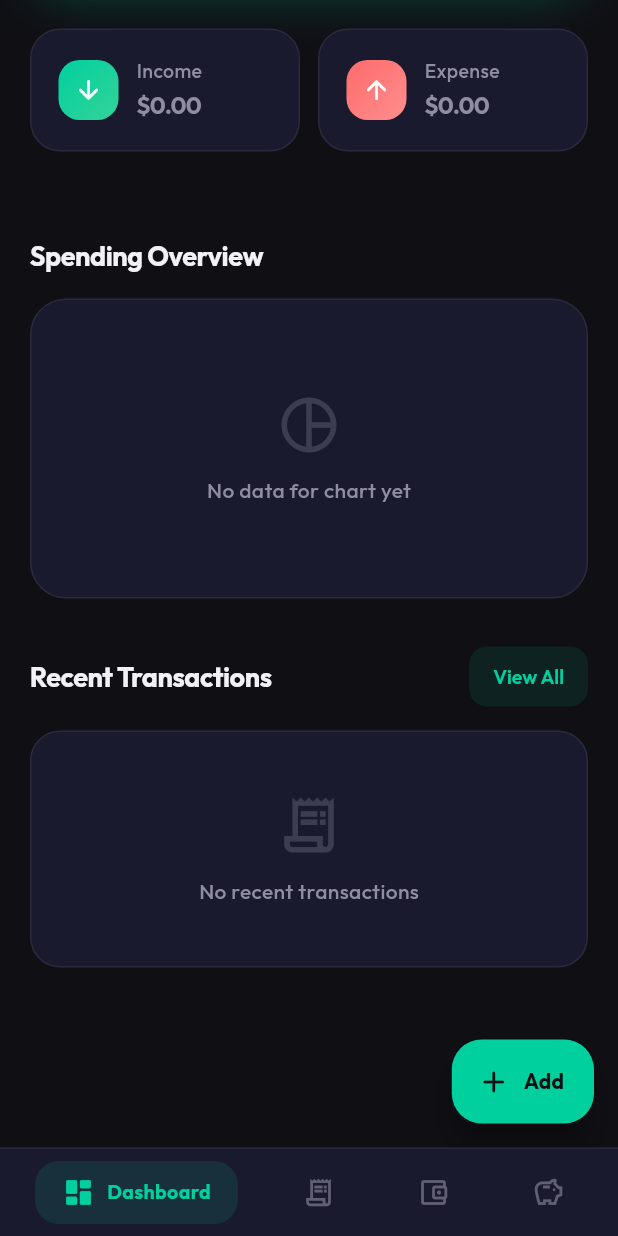
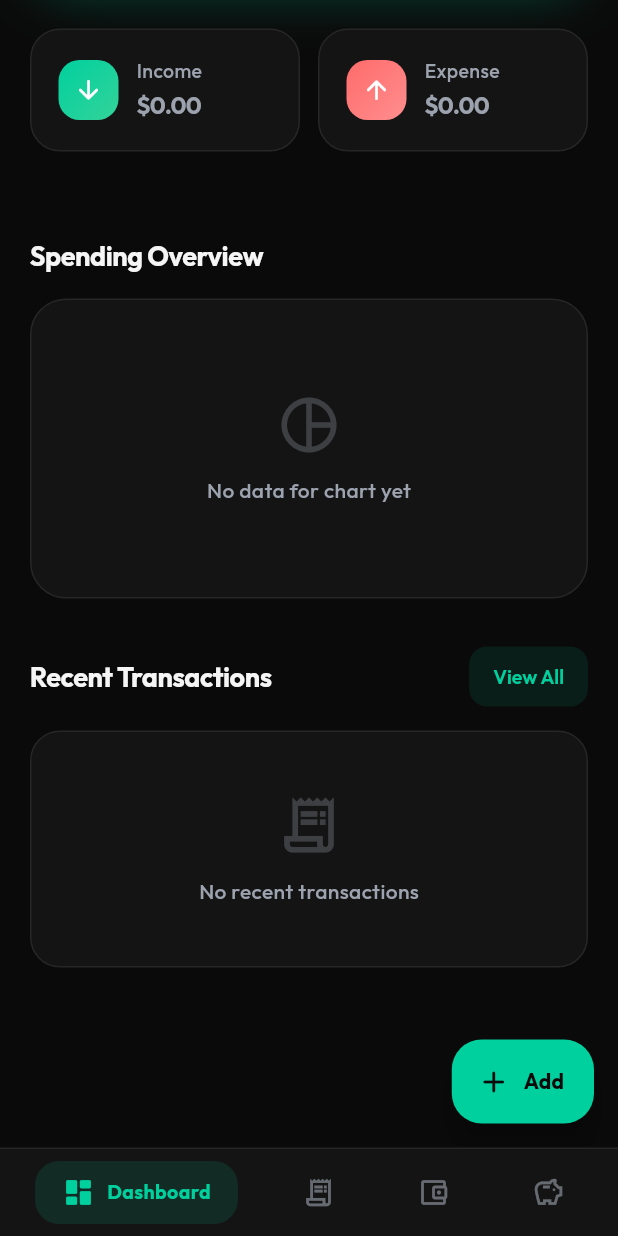
Before and after one commit to KlyrhonMiko/koin, a Flutter app: the screen it shows after launch, scrolled down 278 dp, on a phone screen of 412 x 824 dp. Run offline on Flutter 3.47's test engine with Material 3 defaults, Android fonts, the phone set to English and light mode, and no system bars; drawn by our look-alikes of flutter_animate; our stand-ins replace fl_chart, flutter_riverpod, gap, google_fonts, shared_preferences, sqflite; accounts and stored records are empty.

Commit message:
style: changed dark mode colors

```diff
--- a/lib/core/theme.dart
+++ b/lib/core/theme.dart
@@ -7,7 +7,7 @@ class AppTheme {
     return SystemUiOverlayStyle(
       statusBarColor: Colors.transparent,
       statusBarIconBrightness: isDarkMode ? Brightness.light : Brightness.dark,
-      systemNavigationBarColor: isDarkMode ? const Color(0xFF0F0F14) : Colors.white,
+      systemNavigationBarColor: isDarkMode ? const Color(0xFF0A0A0A) : Colors.white,
       systemNavigationBarIconBrightness: isDarkMode ? Brightness.light : Brightness.dark,
     );
   }
@@ -24,7 +24,7 @@ class AppTheme {
 
   static Color surfaceLightColor(BuildContext context) {
     final isDark = Theme.of(context).brightness == Brightness.dark;
-    return isDark ? const Color(0xFF232339) : const Color(0xFFF1F3F5);
+    return isDark ? const Color(0xFF1F1F1F) : const Color(0xFFF1F3F5);
   }
 
   static LinearGradient primaryGradient(BuildContext context) {
@@ -49,12 +49,12 @@ class AppTheme {
   );
 
   static ThemeData getTheme(Color primaryColor, bool isDarkMode) {
-    final Color backgroundColor = isDarkMode ? const Color(0xFF0F0F14) : const Color(0xFFF8F9FA);
-    final Color surfaceColor = isDarkMode ? const Color(0xFF1A1A2E) : Colors.white;
-    final Color surfaceLightColor = isDarkMode ? const Color(0xFF232339) : const Color(0xFFF1F3F5);
-    final Color textColor = isDarkMode ? const Color(0xFFF1F1F6) : const Color(0xFF1A1A1A);
-    final Color textLightColor = isDarkMode ? const Color(0xFF8E8EA0) : const Color(0xFF6B7280);
-    final Color dividerColor = isDarkMode ? const Color(0xFF2A2A3D) : const Color(0xFFE5E7EB);
+    final Color backgroundColor = isDarkMode ? const Color(0xFF0A0A0A) : const Color(0xFFF8F9FA);
+    final Color surfaceColor = isDarkMode ? const Color(0xFF141414) : Colors.white;
+    final Color surfaceLightColor = isDarkMode ? const Color(0xFF1F1F1F) : const Color(0xFFF1F3F5);
+    final Color textColor = isDarkMode ? const Color(0xFFF5F5F5) : const Color(0xFF1A1A1A);
+    final Color textLightColor = isDarkMode ? const Color(0xFF9CA3AF) : const Color(0xFF6B7280);
+    final Color dividerColor = isDarkMode ? const Color(0xFF262626) : const Color(0xFFE5E7EB);
 
     const Color errorColor = Color(0xFFFF6B6B);
     const Color secondaryColor = Color(0xFF34D399);
@@ -73,8 +73,8 @@ class AppTheme {
             secondary: secondaryColor,
             surface: surfaceColor,
             error: errorColor,
-            onPrimary: isDarkMode ? const Color(0xFF0F0F14) : Colors.white,
-            onSecondary: const Color(0xFF0F0F14),
+            onPrimary: isDarkMode ? const Color(0xFF0A0A0A) : Colors.white,
+            onSecondary: const Color(0xFF0A0A0A),
             onSurface: textColor,
             onError: Colors.white,
           )
@@ -126,7 +126,7 @@ class AppTheme {
       elevatedButtonTheme: ElevatedButtonThemeData(
         style: ElevatedButton.styleFrom(
           backgroundColor: primaryColor,
-          foregroundColor: isDarkMode ? const Color(0xFF0F0F14) : Colors.white,
+          foregroundColor: isDarkMode ? const Color(0xFF0A0A0A) : Colors.white,
           elevation: 0,
           padding: const EdgeInsets.symmetric(vertical: 18),
           shape: RoundedRectangleBorder(
@@ -188,7 +188,7 @@ class AppTheme {
       ),
       floatingActionButtonTheme: FloatingActionButtonThemeData(
         backgroundColor: primaryColor,
-        foregroundColor: isDarkMode ? const Color(0xFF0F0F14) : Colors.white,
+        foregroundColor: isDarkMode ? const Color(0xFF0A0A0A) : Colors.white,
         elevation: 8,
         highlightElevation: 12,
         shape: RoundedRectangleBorder(
```
